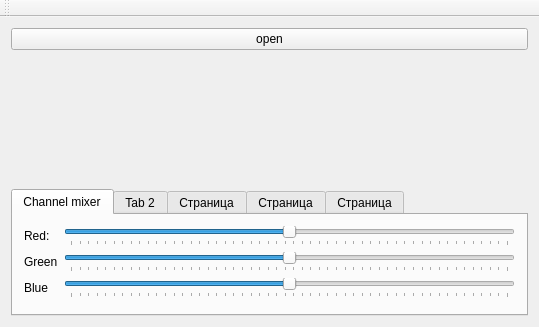
Before: the Qt Designer form untitled/mainwindow.ui in TARRAKAN/PhotoEditor, drawn with Qt 5.
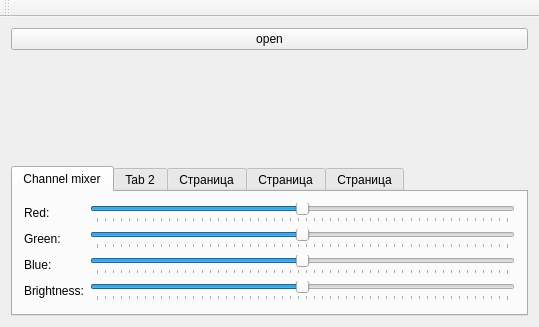
After: the same form once the commit is applied.

```diff
--- a/untitled/mainwindow.ui
+++ b/untitled/mainwindow.ui
@@ -61,14 +61,14 @@
         <item row="2" column="0">
          <widget class="QLabel" name="label_2">
           <property name="text">
-           <string>Green</string>
+           <string>Green:</string>
           </property>
          </widget>
         </item>
         <item row="3" column="0">
          <widget class="QLabel" name="label_3">
           <property name="text">
-           <string>Blue</string>
+           <string>Blue:</string>
           </property>
          </widget>
         </item>
@@ -135,6 +135,29 @@
           </property>
          </widget>
         </item>
+        <item row="4" column="0">
+         <widget class="QLabel" name="label_5">
+          <property name="text">
+           <string>Brightness:</string>
+          </property>
+         </widget>
+        </item>
+        <item row="4" column="1">
+         <widget class="QSlider" name="brightnessSlider">
+          <property name="minimum">
+           <number>-255</number>
+          </property>
+          <property name="maximum">
+           <number>255</number>
+          </property>
+          <property name="orientation">
+           <enum>Qt::Horizontal</enum>
+          </property>
+          <property name="tickPosition">
+           <enum>QSlider::TicksBelow</enum>
+          </property>
+         </widget>
+        </item>
        </layout>
       </widget>
       <widget class="QWidget" name="tab_2">
```
